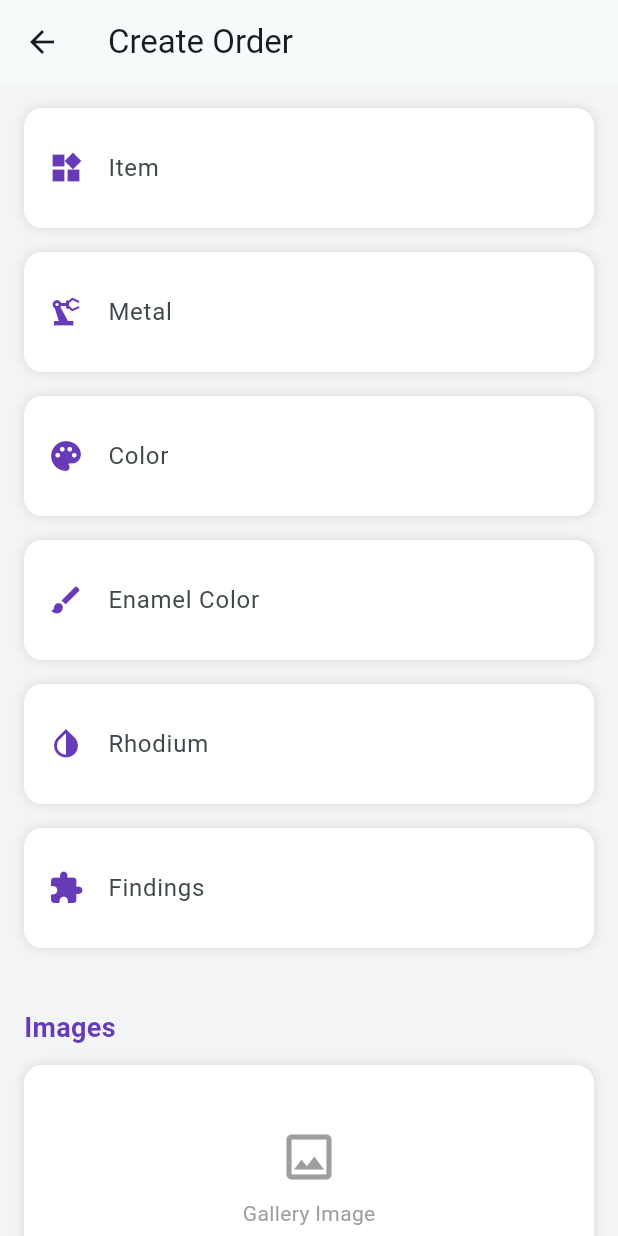
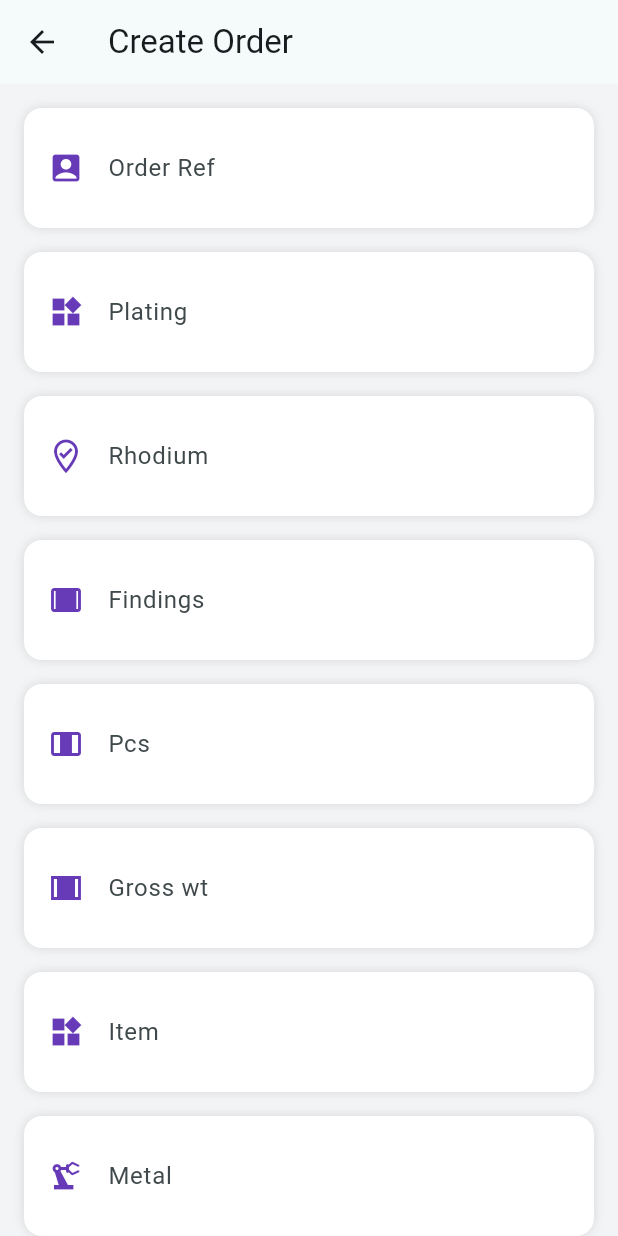
Before and after one commit to JEWELLERYIT/JewelleryERPNew, a Flutter app: the OrderScreen screen opened directly, on a phone screen of 412 x 824 dp. Run offline on Flutter 3.47's test engine with Material 3 defaults, Android fonts, the light colour scheme and no system bars; our stand-ins replace flutter_native_html_to_pdf, fluttertoast, image_picker, pie_chart, share_plus and 2 more; missing offline and left inert: dart:ffi, flutter_file_dialog, flutter_pdfview, responsive_grid_list, syncfusion_flutter_pdfviewer and 1 more; accounts and stored records are empty.

Commit message:
Order Form Changes

```diff
--- a/lib/Pages/OrderScreen.dart
+++ b/lib/Pages/OrderScreen.dart
@@ -48,17 +48,24 @@ class _OrderScreenState extends State<OrderScreen> {
           key: _formKey,
           child: Column(
             children: [
+              buildInputCard("Order Ref", Icons.account_box, itemController),
+              buildInputCard("Plating", Icons.widgets, itemController),
+              buildInputCard("Rhodium", Icons.where_to_vote_outlined, rhodiumController),
+              buildInputCard("Findings", Icons.width_full, itemController),
+              buildInputCard("Pcs", Icons.width_normal, itemController),
+              buildInputCard("Gross wt", Icons.width_wide_sharp, itemController),
+
               buildInputCard("Item", Icons.widgets, itemController),
               buildInputCard("Metal", Icons.precision_manufacturing, metalController),
               buildInputCard("Color", Icons.palette, colorController),
+              buildInputCard("Size", Icons.account_tree, colorController),
               buildInputCard("Enamel Color", Icons.brush, enamelColorController),
-              buildInputCard("Rhodium", Icons.invert_colors, rhodiumController),
-              buildInputCard("Findings", Icons.extension, findingsController),
-
+              buildCommentBox("Stone description", itemController),
+              buildCommentBox("Item description", itemController),
               sectionTitle("Images"),
-              buildImagePicker("Gallery Image", imageFromGallery, () => pickImage(ImageSource.gallery, false)),
+              buildImagePicker("Image 1", imageFromGallery, () => pickImage(ImageSource.gallery, false)),
               const SizedBox(height: 16),
-              buildImagePicker("Camera Image", imageFromCamera, () => pickImage(ImageSource.camera, true)),
+              buildImagePicker("Image 2", imageFromCamera, () => pickImage(ImageSource.camera, true)),
 
               const SizedBox(height: 30),
 
```
